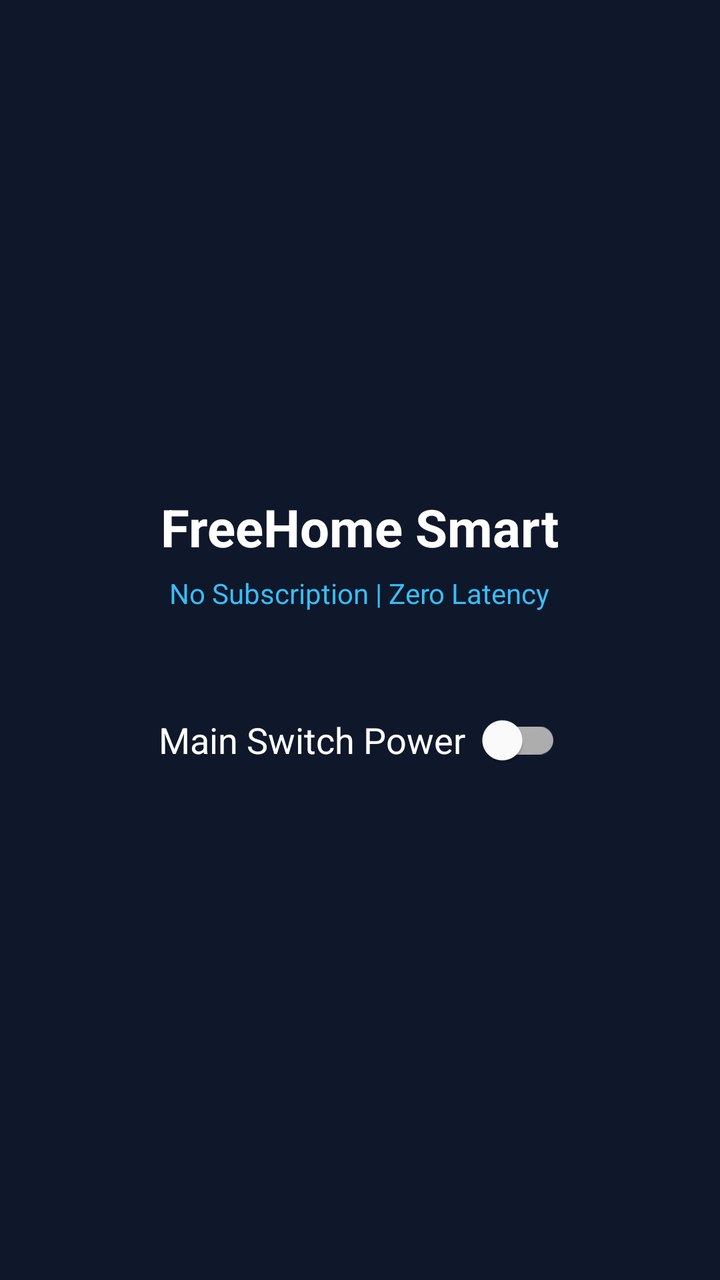
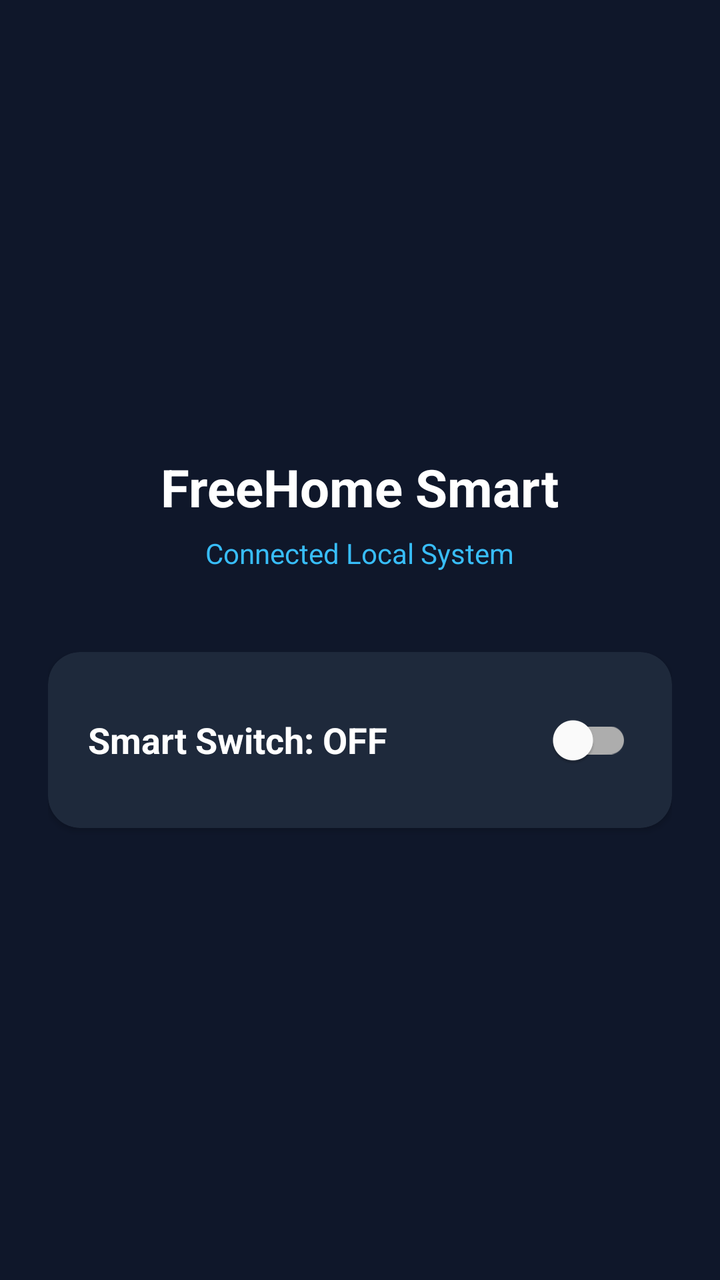

An Android layout rendered at two revisions. The XML below is the earlier revision; the diff shows what the commit changed to produce the second picture.
<!-- AndroidManifest.xml: application theme Theme.MaterialComponents.DayNight.NoActionBar -->
<!-- res/layout/activity_main.xml -->
<?xml version="1.0" encoding="utf-8"?>
<LinearLayout xmlns:android="http://schemas.android.com/apk/res/android"
    android:layout_width="match_parent"
    android:layout_height="match_parent"
    android:orientation="vertical"
    android:gravity="center"
    android:background="#0F172A"
    android:padding="24dp">

    <TextView
        android:id="@+id/tvTitle"
        android:layout_width="wrap_content"
        android:layout_height="wrap_content"
        android:text="FreeHome Smart"
        android:textColor="#FFFFFF"
        android:textSize="26sp"
        android:textStyle="bold" />

    <TextView
        android:id="@+id/tvSubtitle"
        android:layout_width="wrap_content"
        android:layout_height="wrap_content"
        android:text="No Subscription | Zero Latency"
        android:textColor="#38BDF8"
        android:textSize="14sp"
        android:layout_marginTop="6dp"
        android:layout_marginBottom="40dp" />

    <com.google.android.material.switchmaterial.SwitchMaterial
        android:id="@+id/switchPower"
        android:layout_width="wrap_content"
        android:layout_height="wrap_content"
        android:text="Main Switch Power  "
        android:textColor="#FFFFFF"
        android:textSize="18sp" />

</LinearLayout>
<!-- resources referenced by this layout -->
<resources>

</resources>

<!-- the commit's change to res/layout/activity_main.xml (unified diff, before → after) -->
@@ -1,5 +1,6 @@
 <?xml version="1.0" encoding="utf-8"?>
 <LinearLayout xmlns:android="http://schemas.android.com/apk/res/android"
+    xmlns:app="http://schemas.android.com/apk/res-auto"
     android:layout_width="match_parent"
     android:layout_height="match_parent"
     android:orientation="vertical"
@@ -8,7 +9,6 @@
     android:padding="24dp">
 
     <TextView
-        android:id="@+id/tvTitle"
         android:layout_width="wrap_content"
         android:layout_height="wrap_content"
         android:text="FreeHome Smart"
@@ -17,21 +17,42 @@
         android:textStyle="bold" />
 
     <TextView
-        android:id="@+id/tvSubtitle"
         android:layout_width="wrap_content"
         android:layout_height="wrap_content"
-        android:text="No Subscription | Zero Latency"
+        android:text="Connected Local System"
         android:textColor="#38BDF8"
         android:textSize="14sp"
         android:layout_marginTop="6dp"
         android:layout_marginBottom="40dp" />
 
-    <com.google.android.material.switchmaterial.SwitchMaterial
-        android:id="@+id/switchPower"
-        android:layout_width="wrap_content"
+    <androidx.cardview.widget.CardView
+        android:layout_width="match_parent"
         android:layout_height="wrap_content"
-        android:text="Main Switch Power  "
-        android:textColor="#FFFFFF"
-        android:textSize="18sp" />
+        app:cardCornerRadius="16dp"
+        app:cardBackgroundColor="#1E293B"
+        app:contentPadding="20dp">
+
+        <LinearLayout
+            android:layout_width="match_parent"
+            android:layout_height="wrap_content"
+            android:orientation="horizontal"
+            android:gravity="center_vertical">
+
+            <TextView
+                android:id="@+id/tvDeviceStatus"
+                android:layout_width="0dp"
+                android:layout_height="wrap_content"
+                android:layout_weight="1"
+                android:text="Smart Switch: OFF"
+                android:textColor="#FFFFFF"
+                android:textSize="18sp"
+                android:textStyle="bold" />
+
+            <com.google.android.material.switchmaterial.SwitchMaterial
+                android:id="@+id/switchPower"
+                android:layout_width="wrap_content"
+                android:layout_height="wrap_content" />
+        </LinearLayout>
+    </androidx.cardview.widget.CardView>
 
 </LinearLayout>
